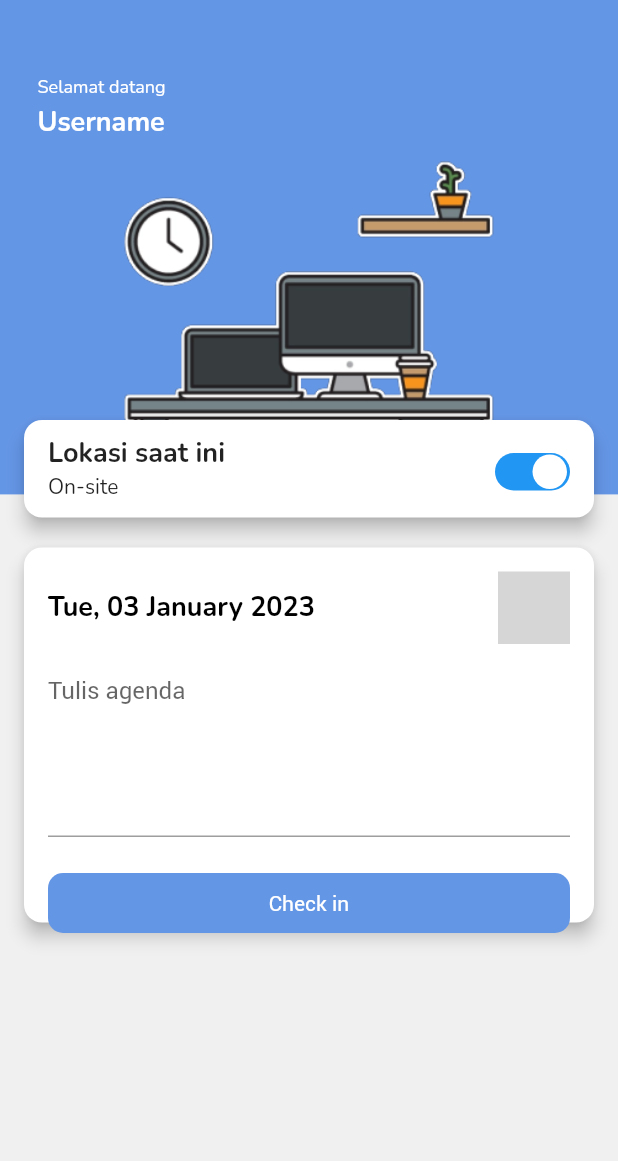
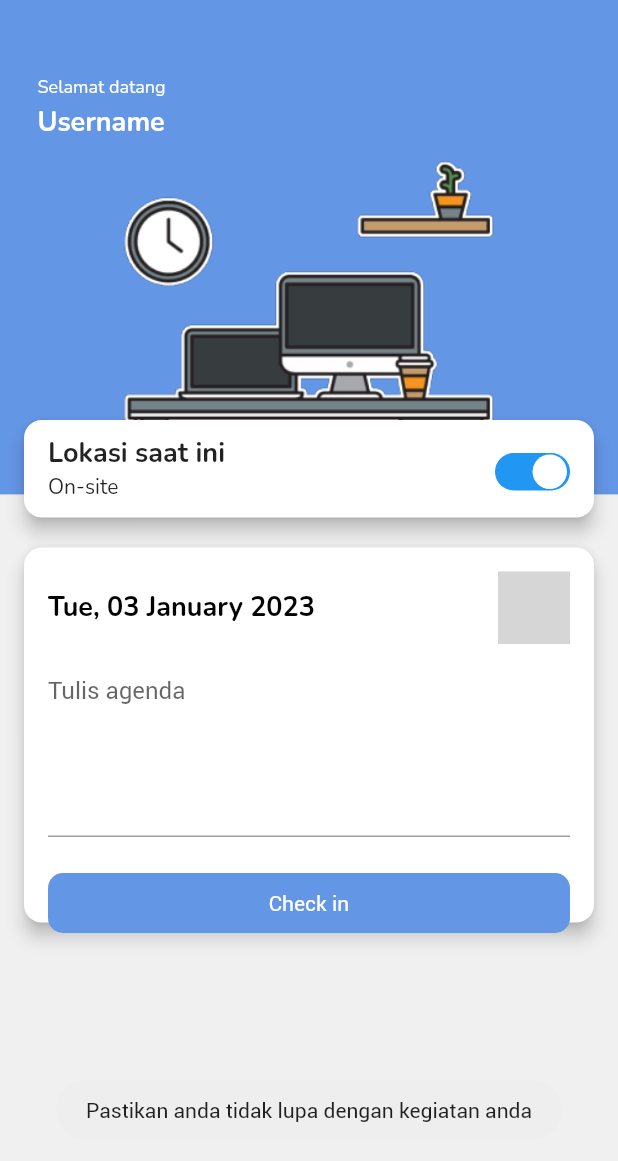
Before and after one commit to adhawiyana/Hybrid_Mobile_Presence, a Flutter app: the PageHome screen opened directly, after a tap on "Check in", on a phone screen of 412 x 824 dp. Shown: the top 1161 px of the screen. Run offline on Flutter 3.47's test engine with Material 2 defaults, Android fonts, the phone set to English and light mode, and no system bars; drawn by our look-alikes of flutter_switch; our stand-ins replace cached_network_image, device_info_plus, flutter_screenutil, flutter_svg, fluttertoast, get and 4 more; missing offline and left inert: device_information, slide_digital_clock; accounts and stored records are empty; network calls fail; grey boxes are pictures that could not be loaded.

Commit message:
small adjustmen has been added

```diff
--- a/lib/api/api1.dart
+++ b/lib/api/api1.dart
@@ -4,7 +4,7 @@ import 'package:http/http.dart' as http;
 import 'package:tester_app/api/api2.dart';
 
 class Api1 {
-  String baseUrl = 'http://192.168.1.9:4500/';
+  String baseUrl = 'http://192.168.1.11:4500/';
 
   Future<dynamic> apiJSONGet(String url) async {
     Map<String, String> headers = {
--- a/lib/features/home/controller_home.dart
+++ b/lib/features/home/controller_home.dart
@@ -2,6 +2,7 @@ import 'dart:developer' as log;
 import 'dart:math';
 import 'package:flutter/cupertino.dart';
 import 'package:flutter/material.dart';
+import 'package:fluttertoast/fluttertoast.dart';
 import 'package:get/get.dart';
 import 'package:google_fonts/google_fonts.dart';
 import 'package:intl/intl.dart';
@@ -34,6 +35,9 @@ class ControllerHome extends GetxController {
   var controllerGlobalUser = Get.find<ControllerGlobalUser>();
 
   Location locationService = Location();
+
+  final formkeyAct = GlobalKey<FormState>();
+
 
   @override
   void onInit() async {
@@ -205,6 +209,12 @@ class ControllerHome extends GetxController {
     );
   }
 
+  inputToast(){
+    return Fluttertoast.showToast(
+        msg: 'Pastikan anda tidak lupa dengan kegiatan anda'
+    );
+  }
+
   checkin()async{
     date.value = DateFormat("yyyy-MM-dd").format(dateTime);
     checkinTime.value = DateFormat("HH:mm:ss").format(dateTime);
--- a/lib/features/home/page_home.dart
+++ b/lib/features/home/page_home.dart
@@ -1,7 +1,10 @@
+import 'dart:developer';
+
 import 'package:flutter/cupertino.dart';
 import 'package:flutter/material.dart';
 import 'package:flutter/src/widgets/framework.dart';
 import 'package:flutter_switch/flutter_switch.dart';
+import 'package:fluttertoast/fluttertoast.dart';
 import 'package:get/get.dart';
 import 'package:google_fonts/google_fonts.dart';
 import 'package:intl/intl.dart';
@@ -212,20 +215,34 @@ class PageHome extends GetView<ControllerHome>{
                                 ),
                                 Padding(
                                   padding: const EdgeInsets.symmetric(horizontal: 16, vertical: 10),
-                                  child: TextField(
+                                  child: Form(
+                                    key: controller.formkeyAct,
+                                      child: TextFormField(
                                     controller: controller.edtAct,
                                     maxLines: 5,
                                     decoration: const InputDecoration(
                                         hintText: 'Tulis agenda'
                                     ),
+                                    validator: (value)=> value == null || value == ''
+                                        ? controller.inputToast()
+                                        : null,
+                                  )
                                   ),
                                 ),
                                 Padding(
                                   padding: const EdgeInsets.symmetric(horizontal: 16, vertical: 10),
                                   child: ElevatedButton(
-                                      onPressed: ()=> controller.locationSwitch.value == true
-                                          ? controller.checkin()
-                                          : controller.checkinOffsite(),
+                                      onPressed: (){
+                                        if(controller.formkeyAct.currentState!.validate()){
+                                          if(controller.locationSwitch(true)){
+                                            controller.checkin();
+                                          }else{
+                                            controller.checkinOffsite();
+                                          }
+                                        }else{
+                                          log('Please check input data');
+                                        }
+                                      },
                                       style: ElevatedButton.styleFrom(
                                           elevation: 0,
                                           fixedSize: Size(Get.width, 40),
--- a/lib/features/profile/page_profile.dart
+++ b/lib/features/profile/page_profile.dart
@@ -28,7 +28,7 @@ class PageProfile extends GetView<ControllerProfile>{
                     height: Get.height * 0.47,
                     width: Get.width,
                     fit: BoxFit.fitWidth,
-                    imageUrl: 'http://192.168.1.9:4500/uploads/${controller.controllerGlobalUser.user.value.picture}',
+                    imageUrl: 'http://192.168.1.11:4500/uploads/${controller.controllerGlobalUser.user.value.picture}',
                     progressIndicatorBuilder: (context, url, downloadProgress) => Shimmer.fromColors(
                         baseColor: Colors.grey[300]!,
                         highlightColor: Colors.grey[100]!,
--- a/lib/features/set_password/page_setpassword.dart
+++ b/lib/features/set_password/page_setpassword.dart
@@ -66,7 +66,7 @@ class PageSetpassword extends GetView<ControllerSetpassword>{
                 child: CachedNetworkImage(
                   height: 80,
                   width: 80,
-                  imageUrl: 'http://192.168.1.9:4500/uploads/${controller.controllerGlobalUser.user.value.picture}',
+                  imageUrl: 'http://192.168.1.11:4500/uploads/${controller.controllerGlobalUser.user.value.picture}',
                   progressIndicatorBuilder: (context, url, downloadProgress) => Shimmer.fromColors(
                       baseColor: Colors.grey[300]!,
                       highlightColor: Colors.grey[100]!,
--- a/pubspec.yaml
+++ b/pubspec.yaml
@@ -28,6 +28,7 @@ dependencies:
   flutter_switch: ^0.3.2
   location: ^4.4.0
   slide_digital_clock: ^1.0.2
+  fluttertoast: ^8.1.2
 
 
 dev_dependencies:
```
Also changed, not shown: pubspec.lock.
